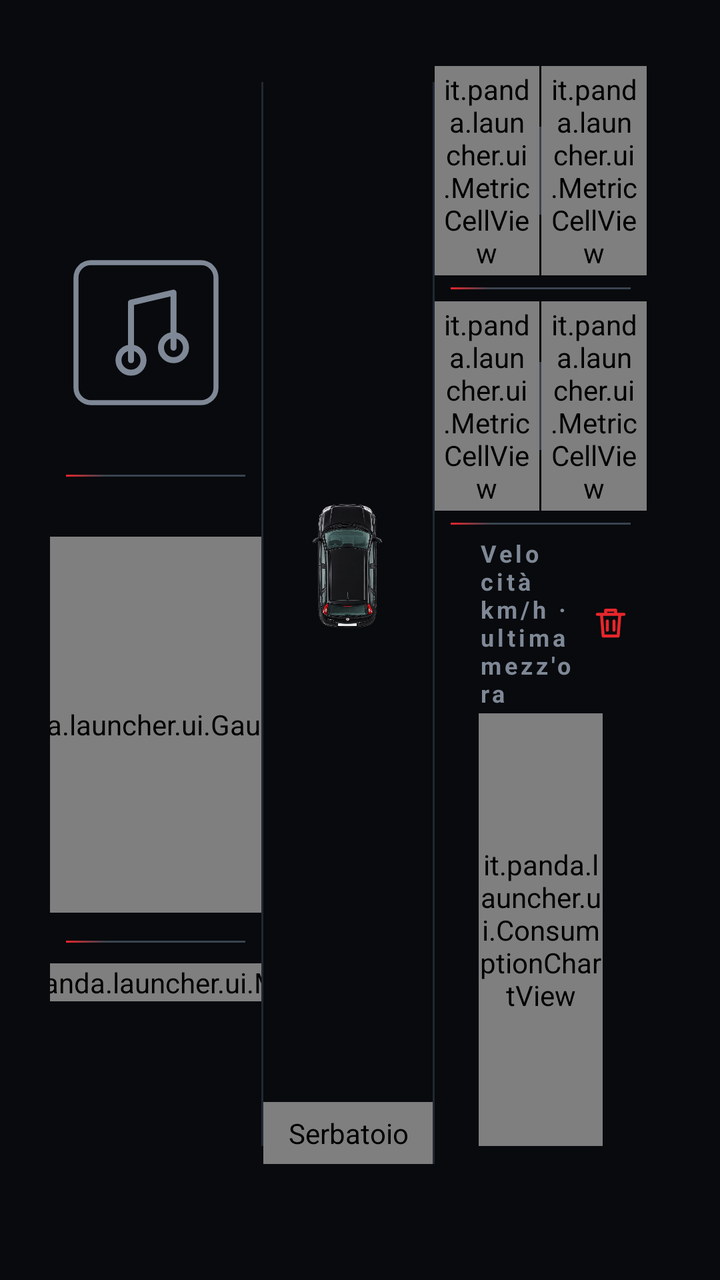
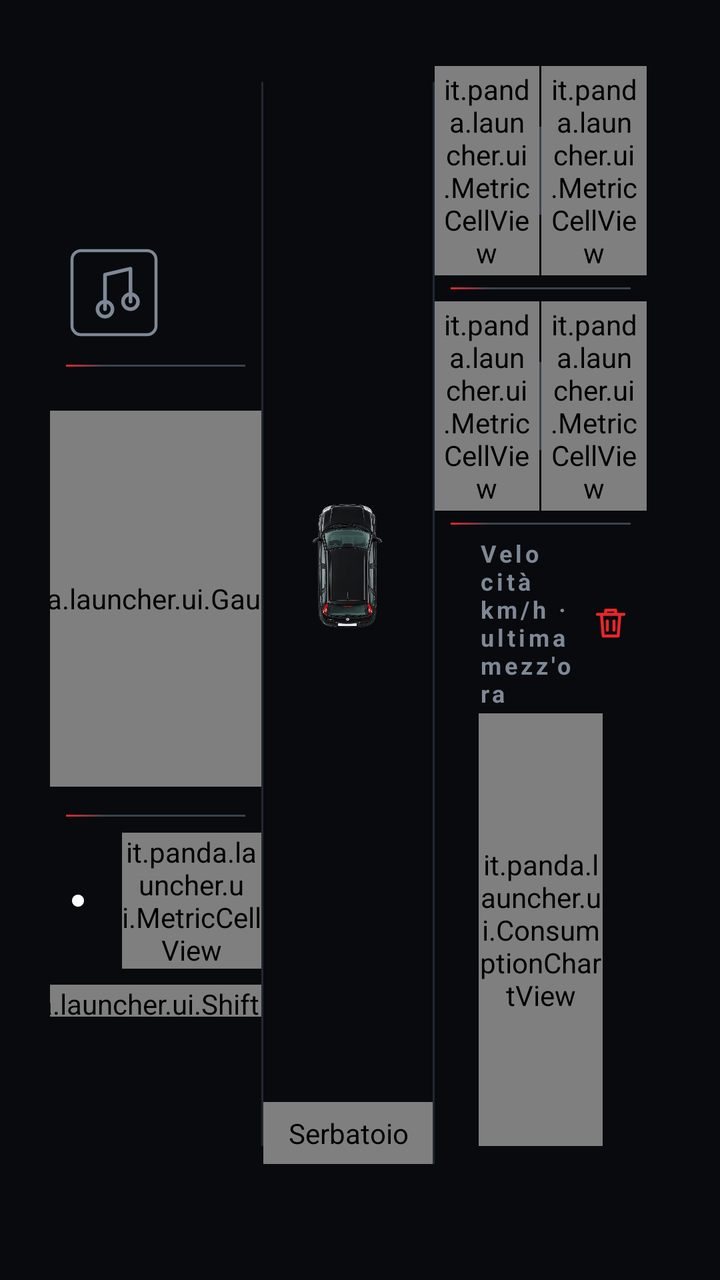

An Android layout rendered at two revisions. The XML below is the earlier revision; the diff shows what the commit changed to produce the second picture.
<!-- AndroidManifest.xml: application theme Theme.Panda -->
<!-- res/layout/page_home.xml -->
<?xml version="1.0" encoding="utf-8"?>
<LinearLayout xmlns:android="http://schemas.android.com/apk/res/android"
    xmlns:app="http://schemas.android.com/apk/res-auto"
    android:layout_width="match_parent"
    android:layout_height="match_parent"
    android:baselineAligned="false"
    android:orientation="horizontal"
    android:paddingStart="25dp"
    android:paddingTop="33dp"
    android:paddingEnd="36.5dp"
    android:paddingBottom="22dp">

    
    <LinearLayout
        android:layout_width="0dp"
        android:layout_height="match_parent"
        android:layout_weight="1"
        android:gravity="center"
        android:orientation="vertical"
        android:paddingBottom="24dp">

        
        <LinearLayout
            android:layout_width="match_parent"
            android:layout_height="wrap_content"
            android:clipChildren="false"
            android:orientation="vertical">

            <LinearLayout
                android:id="@+id/home_radio_block"
                android:layout_width="match_parent"
                android:layout_height="96dp"
                android:layout_marginStart="8dp"
                android:layout_marginEnd="8dp"
                android:gravity="center_vertical"
                android:orientation="horizontal"
                android:translationY="-5dp">

                <ImageView
                    android:id="@+id/home_radio_art"
                    android:layout_width="80dp"
                    android:layout_height="80dp"
                    android:importantForAccessibility="no"
                    android:scaleType="fitCenter"
                    android:src="@drawable/ic_album" />
    
                <LinearLayout
                    android:layout_width="0dp"
                    android:layout_height="80dp"
                    android:layout_marginStart="12dp"
                    android:layout_weight="1"
                    android:gravity="top"
                    android:orientation="vertical">
    
                    <TextView
                        android:id="@+id/home_radio_title"
                        style="@style/TileValue"
                        android:ellipsize="end"
                        android:includeFontPadding="false"
                        android:singleLine="true"
                        android:textColor="@color/accent"
                        android:textSize="36sp" />
    
                    <TextView
                        android:id="@+id/home_radio_text"
                        android:layout_width="match_parent"
                        android:layout_height="wrap_content"
                        android:layout_marginTop="2dp"
                        android:ellipsize="end"
                        android:maxLines="2"
                        android:textColor="@color/text"
                        android:textSize="18sp" />
                </LinearLayout>
            </LinearLayout>

        <View
            android:layout_width="match_parent"
            android:layout_height="1dp"
            android:layout_marginStart="8dp"
            android:layout_marginTop="18dp"
            android:layout_marginEnd="8dp"
            android:layout_marginBottom="30dp"
            android:background="@drawable/bg_sep_racing" />
        </LinearLayout>

        <it.panda.launcher.ui.GaugeView
            android:id="@+id/speed_gauge"
            android:layout_width="236dp"
            android:layout_height="188dp" />

        <View
            android:layout_width="match_parent"
            android:layout_height="1dp"
            android:layout_marginStart="8dp"
            android:layout_marginTop="14dp"
            android:layout_marginEnd="8dp"
            android:layout_marginBottom="8dp"
            android:background="@drawable/bg_sep_racing" />

        
        <LinearLayout
            android:layout_width="236dp"
            android:layout_height="wrap_content"
            android:gravity="center_vertical"
            android:orientation="horizontal">

            <ImageView
                android:id="@+id/rpm_shift_arrow"
                android:layout_width="24dp"
                android:layout_height="24dp"
                android:layout_marginEnd="8dp"
                android:contentDescription="@string/shift_up"
                android:src="@drawable/ic_shift_neutral" />

            <it.panda.launcher.ui.ShiftLightsView
                android:id="@+id/rpm_bar"
                android:layout_width="0dp"
                android:layout_height="14dp"
                android:layout_weight="1" />

            <it.panda.launcher.ui.MetricCellView
                android:id="@+id/cell_rpm"
                android:layout_width="wrap_content"
                android:layout_height="wrap_content"
                android:layout_marginStart="10dp"
                android:background="@android:color/transparent"
                android:paddingStart="0dp"
                android:paddingTop="0dp"
                android:paddingEnd="0dp"
                android:paddingBottom="0dp"
                app:unit="@string/unit_rpm"
                app:valueSize="22sp"
                app:valueTemplate="0,0" />
        </LinearLayout>
    </LinearLayout>

    <View
        android:layout_width="1dp"
        android:layout_height="match_parent"
        android:layout_marginTop="8dp"
        android:layout_marginBottom="45dp"
        android:background="@color/line" />

    
    <LinearLayout
        android:layout_width="0dp"
        android:layout_height="match_parent"
        android:layout_weight="0.8"
        android:orientation="vertical">

        <ImageView
            android:id="@+id/car_image"
            android:layout_width="match_parent"
            android:layout_height="0dp"
            android:layout_marginStart="24dp"
            android:layout_marginEnd="24dp"
            android:layout_weight="1"
            android:contentDescription="@string/app_name"
            android:scaleType="fitCenter"
            android:src="@drawable/car_panda_top" />

        
        <LinearLayout
            android:layout_width="match_parent"
            android:layout_height="wrap_content"
            android:layout_marginTop="18dp"
            android:layout_marginBottom="36dp"
            android:orientation="vertical">

            <it.panda.launcher.ui.MetricCellView
                android:id="@+id/cell_fuel"
                android:layout_width="match_parent"
                android:layout_height="wrap_content"
                android:background="@android:color/transparent"
                android:contentDescription="@string/label_fuel"
                android:paddingStart="0dp"
                android:paddingTop="6dp"
                android:paddingEnd="0dp"
                android:paddingBottom="6dp"
                app:centerContent="true"
                app:icon="fuel"
                app:iconSize="40dp"
                app:valueSize="38sp"
                app:unit="@string/unit_percent" />
        </LinearLayout>
    </LinearLayout>

    <View
        android:layout_width="1dp"
        android:layout_height="match_parent"
        android:layout_marginTop="8dp"
        android:layout_marginBottom="36dp"
        android:background="@color/line" />

    
    <LinearLayout
        android:layout_width="0dp"
        android:layout_height="match_parent"
        android:layout_weight="1"
        android:orientation="vertical"
        android:paddingBottom="45dp">

        <LinearLayout
            android:layout_width="match_parent"
            android:layout_height="wrap_content"
            android:baselineAligned="false"
            android:orientation="horizontal">

            <it.panda.launcher.ui.MetricCellView
                android:id="@+id/cell_distance"
                android:layout_width="0dp"
                android:layout_height="wrap_content"
                android:layout_weight="1"
                android:background="@android:color/transparent"
                android:paddingStart="4dp"
                android:paddingTop="2dp"
                android:paddingEnd="4dp"
                android:paddingBottom="2dp"
                app:centered="true"
                app:label="@string/label_distance"
                app:large="true"
                app:unit="@string/unit_km" />
            <View
                android:layout_width="1dp"
                android:layout_height="44dp"
                android:layout_gravity="center_vertical"
                android:background="@color/line_strong" />
            <it.panda.launcher.ui.MetricCellView
                android:id="@+id/cell_time"
                android:layout_width="0dp"
                android:layout_height="wrap_content"
                android:layout_weight="1"
                android:background="@android:color/transparent"
                android:paddingStart="4dp"
                android:paddingTop="2dp"
                android:paddingEnd="4dp"
                android:paddingBottom="2dp"
                app:centered="true"
                app:label="@string/label_time"
                app:large="true"
                app:unit="" />        </LinearLayout>

        <View
            android:layout_width="match_parent"
            android:layout_height="1dp"
            android:layout_marginStart="8dp"
            android:layout_marginTop="6dp"
            android:layout_marginEnd="8dp"
            android:layout_marginBottom="6dp"
            android:background="@drawable/bg_sep_racing" />

        <LinearLayout
            android:layout_width="match_parent"
            android:layout_height="wrap_content"
            android:baselineAligned="false"
            android:orientation="horizontal">

            <it.panda.launcher.ui.MetricCellView
                android:id="@+id/cell_fuel_pct"
                android:layout_width="0dp"
                android:layout_height="wrap_content"
                android:layout_weight="1"
                android:background="@android:color/transparent"
                android:paddingStart="4dp"
                android:paddingTop="2dp"
                android:paddingEnd="4dp"
                android:paddingBottom="2dp"
                app:centered="true"
                app:label="@string/label_fuel_pct"
                app:large="true"
                app:unit="@string/unit_percent" />
            <View
                android:layout_width="1dp"
                android:layout_height="44dp"
                android:layout_gravity="center_vertical"
                android:background="@color/line_strong" />
            <it.panda.launcher.ui.MetricCellView
                android:id="@+id/cell_fuel_used"
                android:layout_width="0dp"
                android:layout_height="wrap_content"
                android:layout_weight="1"
                android:background="@android:color/transparent"
                android:paddingStart="4dp"
                android:paddingTop="2dp"
                android:paddingEnd="4dp"
                android:paddingBottom="2dp"
                app:centered="true"
                app:label="@string/label_fuel_used"
                app:large="true"
                app:unit="@string/unit_l" />        </LinearLayout>

        
        <LinearLayout
            android:id="@+id/home_detail_block"
            android:layout_width="match_parent"
            android:layout_height="wrap_content"
            android:orientation="vertical"
            android:visibility="gone">

        <View
            android:layout_width="match_parent"
            android:layout_height="1dp"
            android:layout_marginStart="8dp"
            android:layout_marginTop="6dp"
            android:layout_marginEnd="8dp"
            android:layout_marginBottom="6dp"
            android:background="@drawable/bg_sep_racing" />

        <LinearLayout
            android:layout_width="match_parent"
            android:layout_height="wrap_content"
            android:baselineAligned="false"
            android:orientation="horizontal">

            <it.panda.launcher.ui.MetricCellView
                android:id="@+id/cell_avg_speed"
                android:layout_width="0dp"
                android:layout_height="wrap_content"
                android:layout_weight="1"
                android:background="@android:color/transparent"
                android:paddingStart="4dp"
                android:paddingTop="2dp"
                android:paddingEnd="4dp"
                android:paddingBottom="2dp"
                app:centered="true"
                app:label="@string/label_avg_speed"
                app:large="true"
                app:unit="@string/unit_kmh" />
            <View
                android:layout_width="1dp"
                android:layout_height="44dp"
                android:layout_gravity="center_vertical"
                android:background="@color/line_strong" />
            <it.panda.launcher.ui.MetricCellView
                android:id="@+id/cell_cost"
                android:layout_width="0dp"
                android:layout_height="wrap_content"
                android:layout_weight="1"
                android:background="@android:color/transparent"
                android:paddingStart="4dp"
                android:paddingTop="2dp"
                android:paddingEnd="4dp"
                android:paddingBottom="2dp"
                app:centered="true"
                app:label="@string/label_cost"
                app:large="true"
                app:unit="@string/unit_euro" />        </LinearLayout>
        </LinearLayout>

        <View
            android:layout_width="match_parent"
            android:layout_height="1dp"
            android:layout_marginStart="8dp"
            android:layout_marginTop="6dp"
            android:layout_marginEnd="8dp"
            android:layout_marginBottom="6dp"
            android:background="@drawable/bg_sep_racing" />

        
        <LinearLayout
            android:layout_width="match_parent"
            android:layout_height="wrap_content"
            android:gravity="center_vertical"
            android:orientation="horizontal"
            android:paddingStart="22dp"
            android:paddingEnd="0dp">

            <TextView
                style="@style/SectionLabel"
                android:layout_width="0dp"
                android:layout_height="wrap_content"
                android:layout_weight="1"
                android:text="@string/chart_caption_speed" />

            <ImageView
                android:id="@+id/trip_reset_small"
                android:layout_width="36dp"
                android:layout_height="36dp"
                android:background="?android:attr/selectableItemBackgroundBorderless"
                android:clickable="true"
                android:contentDescription="@string/trip_reset"
                android:focusable="true"
                android:padding="8dp"
                android:src="@drawable/ic_reset"
                android:tint="@color/racing" />
        </LinearLayout>

        <it.panda.launcher.ui.ConsumptionChartView
            android:id="@+id/consumption_chart"
            android:layout_width="match_parent"
            android:layout_height="0dp"
            android:layout_marginStart="22dp"
            android:layout_marginTop="2dp"
            android:layout_marginEnd="22dp"
            android:layout_weight="1"
            app:timeAxis="true" />
    </LinearLayout>
</LinearLayout>
<!-- resources referenced by this layout -->
<resources>
  <color name="accent">#FFC400</color>
  <color name="line">#212833</color>
  <color name="line_strong">#3A4350</color>
  <color name="racing">#E8262B</color>
  <color name="text">#F4F6F8</color>
  <!-- drawable bg_sep_racing (drawable) -->
  <?xml version="1.0" encoding="utf-8"?>
  <shape xmlns:android="http://schemas.android.com/apk/res/android" android:shape="rectangle">
      <gradient
          android:angle="0"
          android:centerColor="#3A4350"
          android:centerX="0.22"
          android:endColor="#3A4350"
          android:startColor="#E8262B" />
  </shape>
  <!-- drawable ic_reset (drawable) -->
  <?xml version="1.0" encoding="utf-8"?>
  <vector xmlns:android="http://schemas.android.com/apk/res/android"
      android:width="24dp" android:height="24dp" android:viewportWidth="24" android:viewportHeight="24"
      android:tint="?android:attr/textColorSecondary">
      <path
          android:strokeColor="#FFFFFFFF"
          android:strokeWidth="1.8"
          android:strokeLineCap="round"
          android:strokeLineJoin="round"
          android:pathData="M4,7h16M9,7v-2.5h6v2.5M6.5,7l1,13h9l1,-13M10,11v5.5M14,11v5.5" />
  </vector>
  <!-- drawable ic_shift_neutral (drawable) -->
  <?xml version="1.0" encoding="utf-8"?>
  <vector xmlns:android="http://schemas.android.com/apk/res/android"
      android:width="24dp"
      android:height="24dp"
      android:viewportWidth="24"
      android:viewportHeight="24">
      <path
          android:fillColor="#FFFFFFFF"
          android:pathData="M12,12m-2.6,0a2.6,2.6 0 1,0 5.2,0a2.6,2.6 0 1,0 -5.2,0" />
  </vector>
  <string name="app_name">Panda Launcher</string>
  <string name="chart_caption_speed">Velocità km/h · ultima mezz\'ora</string>
  <string name="label_avg_speed">Velocità media</string>
  <string name="label_cost">Costo</string>
  <string name="label_distance">Distanza percorsa</string>
  <string name="label_fuel">Serbatoio</string>
  <string name="label_fuel_pct">Carburante consumato</string>
  <string name="label_fuel_used">Benzina consumata</string>
  <string name="label_time">Tempo trascorso</string>
  <string name="shift_up">cambia marcia</string>
  <string name="trip_reset">Azzera i dati</string>
  <string name="unit_euro">€</string>
  <string name="unit_km">km</string>
  <string name="unit_kmh">km/h</string>
  <string name="unit_l">l</string>
  <string name="unit_percent">%</string>
  <string name="unit_rpm">×1000 rpm</string>
  <style name="SectionLabel">
          <item name="android:layout_width">wrap_content</item>
          <item name="android:layout_height">wrap_content</item>
          <item name="android:textColor">@color/muted</item>
          <item name="android:textSize">12sp</item>
          <item name="android:letterSpacing">0.14</item>
          <item name="android:textStyle">bold</item>
      </style>
  <style name="TileValue">
          <item name="android:layout_width">wrap_content</item>
          <item name="android:layout_height">wrap_content</item>
          <item name="android:textColor">@color/text</item>
          <item name="android:textSize">24sp</item>
          <item name="android:textStyle">bold</item>
          <item name="android:fontFeatureSettings">tnum</item>
      </style>
  <style name="Theme.Panda" parent="@android:style/Theme.Material.NoActionBar">
          <item name="android:windowBackground">@color/bg</item>
          <item name="android:colorBackground">@color/bg</item>
          <item name="android:colorAccent">@color/accent</item>
          <item name="android:statusBarColor">@color/bg</item>
          <item name="android:navigationBarColor">@color/bg</item>
          <item name="android:textColorPrimary">@color/text</item>
          <item name="android:textColorSecondary">@color/muted</item>
      </style>
  <color name="muted">#7F8896</color>
  <color name="bg">#080A0D</color>
  <!-- unchanged entries left out for length: 2 -->
</resources>

<!-- the commit's change to res/layout/page_home.xml (unified diff, before → after) -->
@@ -21,67 +21,44 @@
 
         
         <LinearLayout
-            android:layout_width="match_parent"
-            android:layout_height="wrap_content"
-            android:clipChildren="false"
-            android:orientation="vertical">
-
-            <LinearLayout
-                android:id="@+id/home_radio_block"
-                android:layout_width="match_parent"
-                android:layout_height="96dp"
-                android:layout_marginStart="8dp"
-                android:layout_marginEnd="8dp"
-                android:gravity="center_vertical"
-                android:orientation="horizontal"
-                android:translationY="-5dp">
-
-                <ImageView
-                    android:id="@+id/home_radio_art"
-                    android:layout_width="80dp"
-                    android:layout_height="80dp"
-                    android:importantForAccessibility="no"
-                    android:scaleType="fitCenter"
-                    android:src="@drawable/ic_album" />
-    
-                <LinearLayout
-                    android:layout_width="0dp"
-                    android:layout_height="80dp"
-                    android:layout_marginStart="12dp"
-                    android:layout_weight="1"
-                    android:gravity="top"
-                    android:orientation="vertical">
-    
-                    <TextView
-                        android:id="@+id/home_radio_title"
-                        style="@style/TileValue"
-                        android:ellipsize="end"
-                        android:includeFontPadding="false"
-                        android:singleLine="true"
-                        android:textColor="@color/accent"
-                        android:textSize="36sp" />
-    
-                    <TextView
-                        android:id="@+id/home_radio_text"
-                        android:layout_width="match_parent"
-                        android:layout_height="wrap_content"
-                        android:layout_marginTop="2dp"
-                        android:ellipsize="end"
-                        android:maxLines="2"
-                        android:textColor="@color/text"
-                        android:textSize="18sp" />
-                </LinearLayout>
-            </LinearLayout>
-
-        <View
-            android:layout_width="match_parent"
-            android:layout_height="1dp"
-            android:layout_marginStart="8dp"
-            android:layout_marginTop="18dp"
-            android:layout_marginEnd="8dp"
-            android:layout_marginBottom="30dp"
-            android:background="@drawable/bg_sep_racing" />
-        </LinearLayout>
+            android:id="@+id/home_radio_block"
+            android:layout_width="match_parent"
+            android:layout_height="56dp"
+            android:layout_marginStart="8dp"
+            android:layout_marginEnd="8dp"
+            android:gravity="center_vertical"
+            android:orientation="horizontal">
+
+            <ImageView
+                android:id="@+id/home_radio_art"
+                android:layout_width="48dp"
+                android:layout_height="48dp"
+                android:importantForAccessibility="no"
+                android:scaleType="fitCenter"
+                android:src="@drawable/ic_album" />
+
+            <TextView
+                android:id="@+id/home_radio_title"
+                style="@style/TileValue"
+                android:layout_width="0dp"
+                android:layout_height="wrap_content"
+                android:layout_marginStart="12dp"
+                android:layout_weight="1"
+                android:ellipsize="end"
+                android:includeFontPadding="false"
+                android:singleLine="true"
+                android:textColor="@color/accent"
+                android:textSize="34sp" />
+        </LinearLayout>
+
+        <View
+            android:layout_width="match_parent"
+            android:layout_height="1dp"
+            android:layout_marginStart="8dp"
+            android:layout_marginTop="8dp"
+            android:layout_marginEnd="8dp"
+            android:layout_marginBottom="22dp"
+            android:background="@drawable/bg_sep_racing" />
 
         <it.panda.launcher.ui.GaugeView
             android:id="@+id/speed_gauge"
@@ -99,39 +76,38 @@
 
         
         <LinearLayout
-            android:layout_width="236dp"
+            android:layout_width="wrap_content"
             android:layout_height="wrap_content"
             android:gravity="center_vertical"
             android:orientation="horizontal">
 
             <ImageView
                 android:id="@+id/rpm_shift_arrow"
-                android:layout_width="24dp"
-                android:layout_height="24dp"
+                android:layout_width="28dp"
+                android:layout_height="28dp"
                 android:layout_marginEnd="8dp"
                 android:contentDescription="@string/shift_up"
                 android:src="@drawable/ic_shift_neutral" />
 
-            <it.panda.launcher.ui.ShiftLightsView
-                android:id="@+id/rpm_bar"
-                android:layout_width="0dp"
-                android:layout_height="14dp"
-                android:layout_weight="1" />
-
             <it.panda.launcher.ui.MetricCellView
                 android:id="@+id/cell_rpm"
                 android:layout_width="wrap_content"
                 android:layout_height="wrap_content"
-                android:layout_marginStart="10dp"
                 android:background="@android:color/transparent"
                 android:paddingStart="0dp"
                 android:paddingTop="0dp"
                 android:paddingEnd="0dp"
                 android:paddingBottom="0dp"
                 app:unit="@string/unit_rpm"
-                app:valueSize="22sp"
+                app:valueSize="36sp"
                 app:valueTemplate="0,0" />
         </LinearLayout>
+
+        <it.panda.launcher.ui.ShiftLightsView
+            android:id="@+id/rpm_bar"
+            android:layout_width="210dp"
+            android:layout_height="16dp"
+            android:layout_marginTop="8dp" />
     </LinearLayout>
 
     <View
